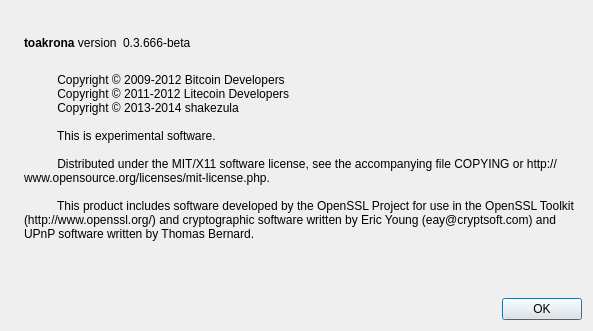
The window that src/qt/forms/aboutdialog.ui (Pranz/smallchange) describes before a commit, drawn with Qt 5.
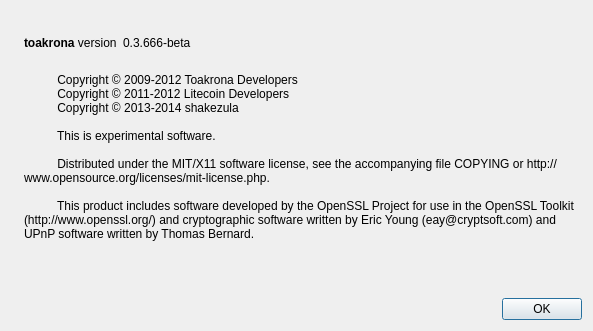
The same window after the commit. Icons and pictures are not drawn.

Patch:
```diff
--- a/src/qt/forms/aboutdialog.ui
+++ b/src/qt/forms/aboutdialog.ui
@@ -95,7 +95,7 @@
        </property>
        <property name="text">
         <string>
-          Copyright © 2009-2012 Bitcoin Developers
+          Copyright © 2009-2012 Toakrona Developers
           Copyright © 2011-2012 Litecoin Developers
           Copyright © 2013-2014 shakezula 
 
```
Left out of the diff: 4 changed lines with no effect on the pictures.
